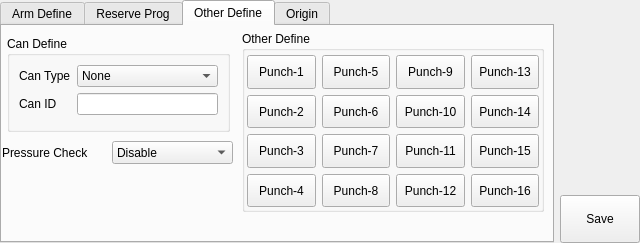
Old version of the form hcsettings/icstructdefineframe.ui in the repository GaussCheng/2-5AxisPunch.
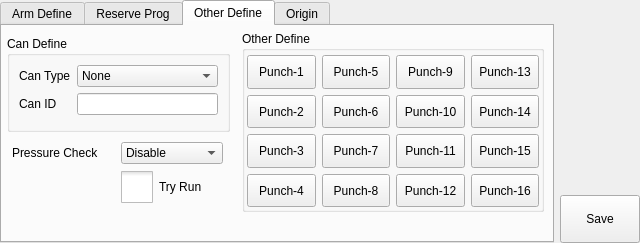
New version of the form. The open tabs and pages were chosen to show the change. Icons and pictures are not drawn. Custom widgets are drawn as their Qt base class.

What changed in the file:
```diff
--- a/hcsettings/icstructdefineframe.ui
+++ b/hcsettings/icstructdefineframe.ui
@@ -1076,28 +1076,25 @@
         </item>
        </layout>
       </widget>
+      <widget class="QWidget" name="">
+       <property name="geometry">
+        <rect>
+         <x>10</x>
+         <y>115</y>
+         <width>211</width>
+         <height>63</height>
+        </rect>
+       </property>
+       <layout class="QGridLayout" name="gridLayout_6">
+        <item row="0" column="0">
       <widget class="QLabel" name="label_10">
-       <property name="geometry">
-        <rect>
-         <x>0</x>
-         <y>117</y>
-         <width>101</width>
-         <height>20</height>
-        </rect>
-       </property>
        <property name="text">
         <string>Pressure Check</string>
        </property>
       </widget>
+        </item>
+        <item row="0" column="1">
       <widget class="ICComboBox" name="pressureMode">
-       <property name="geometry">
-        <rect>
-         <x>110</x>
-         <y>115</y>
-         <width>121</width>
-         <height>23</height>
-        </rect>
-       </property>
        <item>
         <property name="text">
          <string>Disable</string>
@@ -1114,6 +1111,41 @@
         </property>
        </item>
       </widget>
+        </item>
+        <item row="1" column="1">
+         <widget class="QCheckBox" name="tryRunBox">
+          <property name="styleSheet">
+           <string notr="true">::indicator {
+     width: 32px;
+     height: 32px;
+ }
+
+::indicator:unchecked 
+{
+     image: url(:/resource/check_unchecked.png);
+ }
+::indicator:checked 
+{
+     image: url(:/resource/check_checked.png);
+ }
+
+::indicator:checked:disabled
+{
+ image: url(:/resource/check_checked_disable.png);
+}
+
+::indicator:unchecked:disabled
+{
+ image: url(:/resource/check_unchecked_disable.png);
+}</string>
+          </property>
+          <property name="text">
+           <string>Try Run</string>
+          </property>
+         </widget>
+        </item>
+       </layout>
+      </widget>
      </widget>
      <widget class="QWidget" name="tab_4">
       <attribute name="title">
@@ -1551,17 +1583,17 @@
    <extends>QLineEdit</extends>
    <header>iclineeditwithvirtualnumerickeypad.h</header>
   </customwidget>
+  <customwidget>
+   <class>ICComboBox</class>
+   <extends>QComboBox</extends>
+   <header>iccombobox.h</header>
+  </customwidget>
   <customwidget>
    <class>ICTabWidget</class>
    <extends>QTabWidget</extends>
    <header>ictabwidget.h</header>
    <container>1</container>
   </customwidget>
-  <customwidget>
-   <class>ICComboBox</class>
-   <extends>QComboBox</extends>
-   <header>iccombobox.h</header>
-  </customwidget>
  </customwidgets>
  <resources/>
  <connections/>
```
Lines whose indentation alone changed are shown as unchanged.
